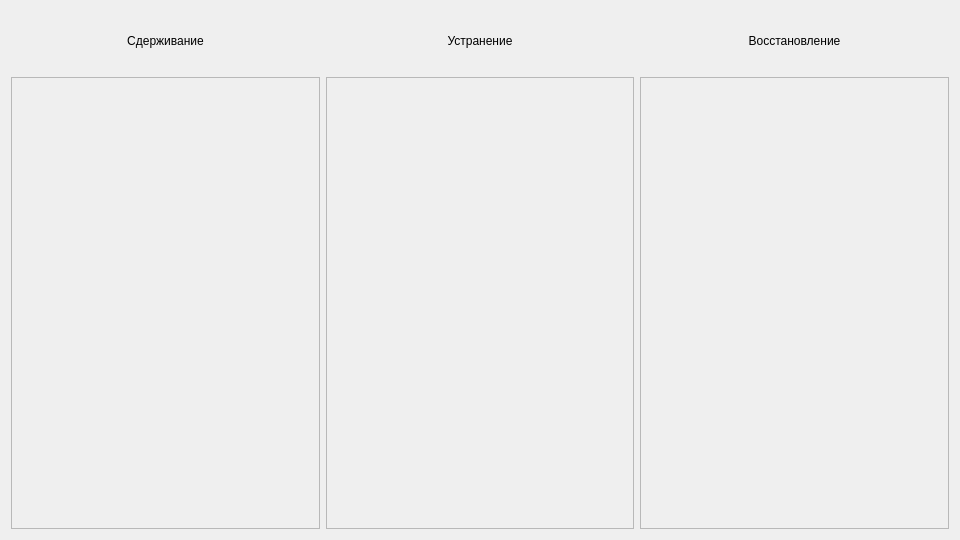
Old version of the form ui/RecommendationsWidget.ui in the repository xamlo721/SecurityHelper.
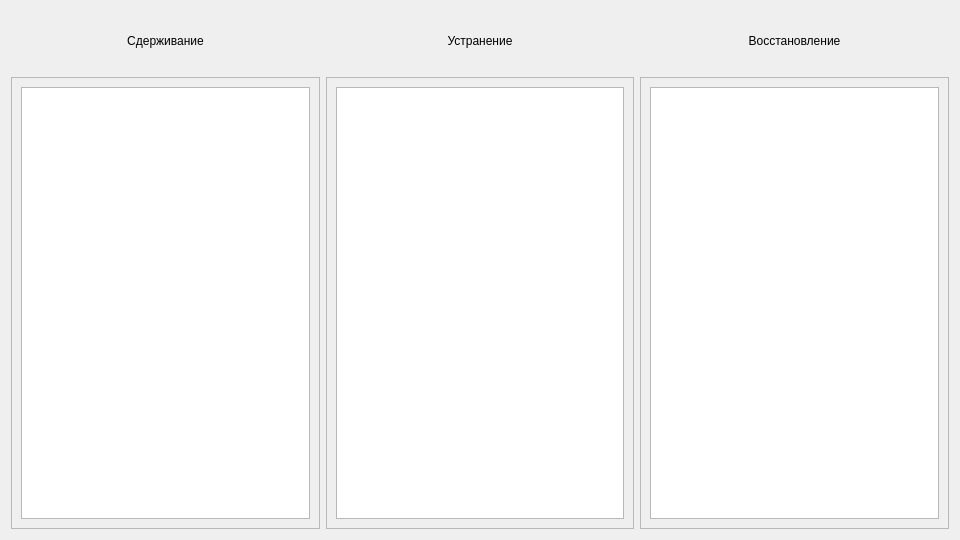
New version of the form.

Commit message: add openable Recommendations

What changed in the file:
```diff
--- a/ui/RecommendationsWidget.ui
+++ b/ui/RecommendationsWidget.ui
@@ -46,6 +46,11 @@
           <height>452</height>
          </rect>
         </property>
+        <layout class="QVBoxLayout" name="verticalLayout">
+         <item>
+          <widget class="QTextEdit" name="textEdit_cont"/>
+         </item>
+        </layout>
        </widget>
       </widget>
      </item>
@@ -83,6 +88,11 @@
           <height>452</height>
          </rect>
         </property>
+        <layout class="QVBoxLayout" name="verticalLayout_2">
+         <item>
+          <widget class="QTextEdit" name="textEdit_fixes"/>
+         </item>
+        </layout>
        </widget>
       </widget>
      </item>
@@ -120,6 +130,11 @@
           <height>452</height>
          </rect>
         </property>
+        <layout class="QVBoxLayout" name="verticalLayout_3">
+         <item>
+          <widget class="QTextEdit" name="textEdit_restore"/>
+         </item>
+        </layout>
        </widget>
       </widget>
      </item>
```
The commit also changes 13 other files.
